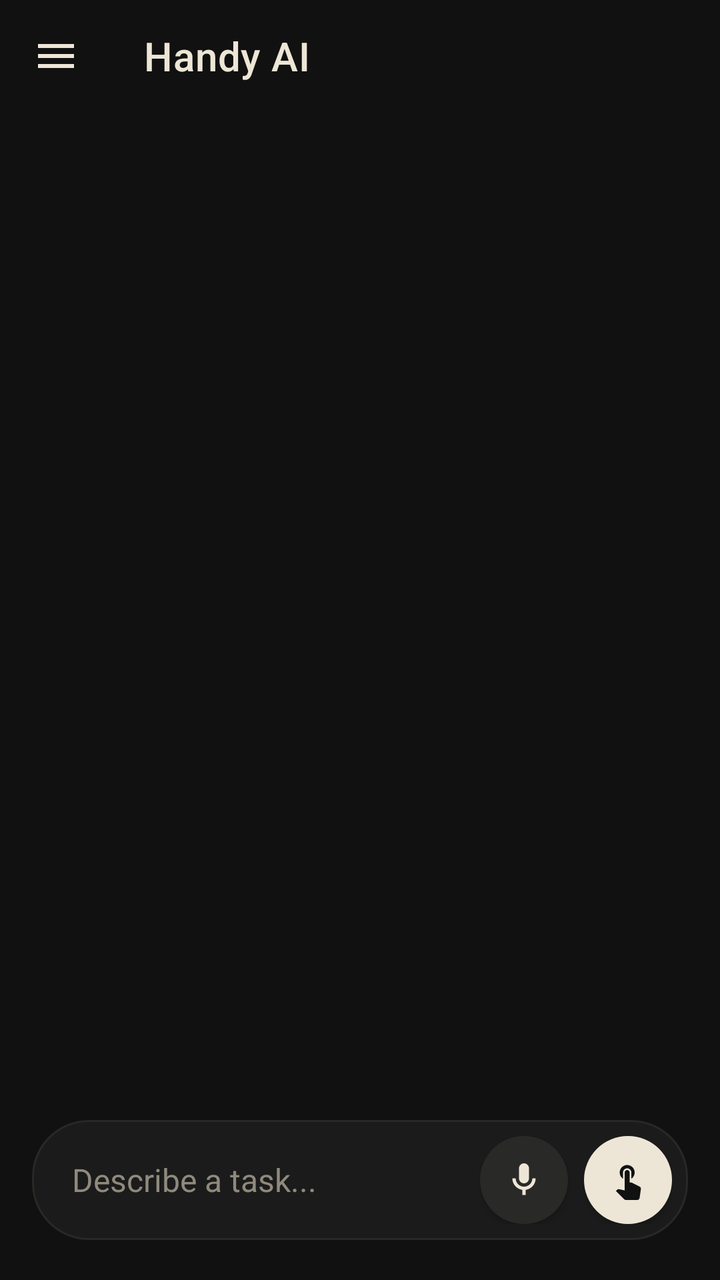
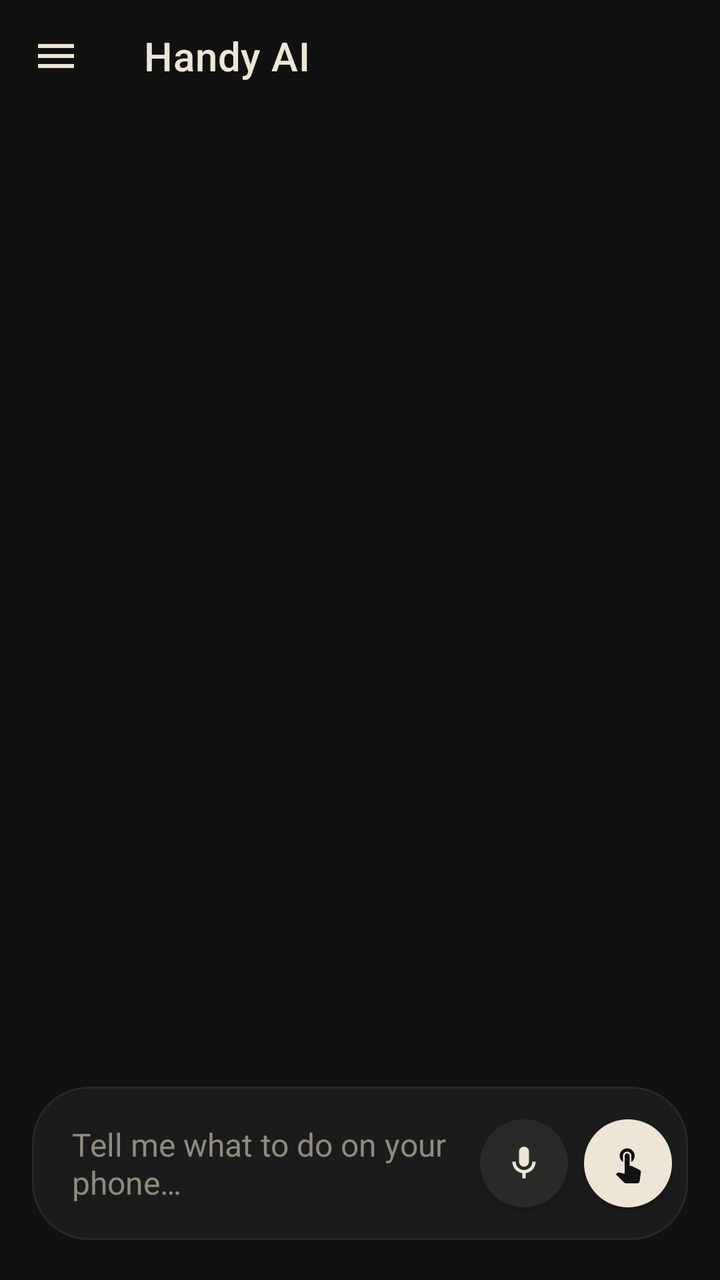

Screens rendered from an Android XML layout before and after an edit, with the pre-edit source and the edit as a unified diff.
<!-- AndroidManifest.xml: application theme Theme.ClaudePhoneAgent -->
<!-- res/layout/activity_main.xml -->
<?xml version="1.0" encoding="utf-8"?>
<androidx.drawerlayout.widget.DrawerLayout xmlns:android="http://schemas.android.com/apk/res/android"
    xmlns:app="http://schemas.android.com/apk/res-auto"
    android:id="@+id/drawerLayout"
    android:layout_width="match_parent"
    android:layout_height="match_parent"
    android:fitsSystemWindows="true">

    
    <androidx.constraintlayout.widget.ConstraintLayout
        android:layout_width="match_parent"
        android:layout_height="match_parent"
        android:background="@color/bg">

        <com.google.android.material.appbar.MaterialToolbar
            android:id="@+id/toolbar"
            android:layout_width="match_parent"
            android:layout_height="wrap_content"
            android:background="@android:color/transparent"
            app:layout_constraintTop_toTopOf="parent"
            app:navigationIcon="@drawable/ic_menu"
            app:navigationIconTint="@color/text_primary"
            app:title="@string/app_name"
            app:titleTextColor="@color/text_primary" />

        <TextView
            android:id="@+id/statusChip"
            android:layout_width="wrap_content"
            android:layout_height="wrap_content"
            android:layout_marginTop="4dp"
            android:background="@drawable/bg_action_chip"
            android:paddingHorizontal="12dp"
            android:paddingVertical="4dp"
            android:text="@string/status_idle"
            android:textColor="@color/text_secondary"
            android:textSize="11sp"
            android:visibility="gone"
            app:layout_constraintEnd_toEndOf="parent"
            app:layout_constraintStart_toStartOf="parent"
            app:layout_constraintTop_toBottomOf="@id/toolbar" />

        
        <LinearLayout
            android:id="@+id/setupActions"
            android:layout_width="match_parent"
            android:layout_height="wrap_content"
            android:layout_marginHorizontal="20dp"
            android:orientation="vertical"
            android:visibility="gone"
            app:layout_constraintTop_toBottomOf="@id/statusChip">

            <com.google.android.material.button.MaterialButton
                android:id="@+id/addKeyButton"
                style="@style/Widget.MaterialComponents.Button.OutlinedButton"
                android:layout_width="match_parent"
                android:layout_height="wrap_content"
                android:text="@string/add_api_key"
                android:textColor="@color/accent"
                android:visibility="gone"
                app:cornerRadius="24dp"
                app:strokeColor="@color/border_soft" />

            <com.google.android.material.button.MaterialButton
                android:id="@+id/grantAccessibilityButton"
                style="@style/Widget.MaterialComponents.Button.OutlinedButton"
                android:layout_width="match_parent"
                android:layout_height="wrap_content"
                android:text="@string/grant_accessibility_short"
                android:textColor="@color/accent"
                android:visibility="gone"
                app:cornerRadius="24dp"
                app:strokeColor="@color/border_soft" />
        </LinearLayout>

        
        <TextView
            android:id="@+id/heroText"
            android:layout_width="0dp"
            android:layout_height="wrap_content"
            android:layout_marginHorizontal="24dp"
            android:fontFamily="serif"
            android:gravity="center"
            android:text="@string/hero_prompt"
            android:textColor="@color/text_primary"
            android:textSize="30sp"
            android:visibility="gone"
            app:layout_constraintBottom_toTopOf="@id/inputContainer"
            app:layout_constraintEnd_toEndOf="parent"
            app:layout_constraintStart_toStartOf="parent"
            app:layout_constraintTop_toBottomOf="@id/statusChip"
            app:layout_constraintVertical_bias="0.4" />

        
        <androidx.recyclerview.widget.RecyclerView
            android:id="@+id/chatList"
            android:layout_width="match_parent"
            android:layout_height="0dp"
            android:clipToPadding="false"
            android:paddingHorizontal="12dp"
            android:paddingTop="8dp"
            android:paddingBottom="12dp"
            app:layout_constraintBottom_toTopOf="@id/inputContainer"
            app:layout_constraintTop_toBottomOf="@id/statusChip" />

        
        <LinearLayout
            android:id="@+id/inputContainer"
            android:layout_width="match_parent"
            android:layout_height="wrap_content"
            android:layout_marginHorizontal="16dp"
            android:layout_marginBottom="20dp"
            android:background="@drawable/bg_input_pill"
            android:gravity="center_vertical"
            android:orientation="horizontal"
            android:paddingStart="20dp"
            android:paddingEnd="8dp"
            android:paddingVertical="8dp"
            app:layout_constraintBottom_toBottomOf="parent">

            <EditText
                android:id="@+id/taskInput"
                android:layout_width="0dp"
                android:layout_height="wrap_content"
                android:layout_weight="1"
                android:background="@null"
                android:hint="@string/task_hint_short"
                android:inputType="textMultiLine|textCapSentences"
                android:maxLines="5"
                android:paddingVertical="10dp"
                android:textColor="@color/text_primary"
                android:textColorHint="@color/text_secondary"
                android:textSize="16sp" />

            <com.google.android.material.button.MaterialButton
                android:id="@+id/micButton"
                android:layout_width="44dp"
                android:layout_height="44dp"
                android:layout_marginStart="8dp"
                android:contentDescription="@string/voice_prompt"
                android:insetTop="0dp"
                android:insetBottom="0dp"
                android:padding="0dp"
                app:backgroundTint="@color/bg_elevated"
                app:cornerRadius="22dp"
                app:icon="@drawable/ic_mic"
                app:iconGravity="textStart"
                app:iconPadding="0dp"
                app:iconSize="20dp"
                app:iconTint="@color/text_primary" />

            <com.google.android.material.button.MaterialButton
                android:id="@+id/actionButton"
                android:layout_width="44dp"
                android:layout_height="44dp"
                android:layout_marginStart="8dp"
                android:insetTop="0dp"
                android:insetBottom="0dp"
                android:padding="0dp"
                app:backgroundTint="@color/accent"
                app:cornerRadius="22dp"
                app:icon="@drawable/ic_send"
                app:iconGravity="textStart"
                app:iconPadding="0dp"
                app:iconSize="20dp"
                app:iconTint="@color/on_accent" />
        </LinearLayout>

    </androidx.constraintlayout.widget.ConstraintLayout>

    
    <include
        layout="@layout/nav_drawer"
        android:layout_width="300dp"
        android:layout_height="match_parent"
        android:layout_gravity="start" />

</androidx.drawerlayout.widget.DrawerLayout>
<!-- res/layout/nav_drawer.xml (included above) -->
<?xml version="1.0" encoding="utf-8"?>
<LinearLayout xmlns:android="http://schemas.android.com/apk/res/android"
    xmlns:app="http://schemas.android.com/apk/res-auto"
    android:layout_width="match_parent"
    android:layout_height="match_parent"
    android:background="@color/bg"
    android:fitsSystemWindows="true"
    android:orientation="vertical">

    <TextView
        android:layout_width="match_parent"
        android:layout_height="wrap_content"
        android:fontFamily="serif"
        android:paddingHorizontal="20dp"
        android:paddingTop="24dp"
        android:paddingBottom="8dp"
        android:text="@string/app_name"
        android:textColor="@color/text_primary"
        android:textSize="20sp" />

    <com.google.android.material.button.MaterialButton
        android:id="@+id/newSessionButton"
        style="@style/Widget.MaterialComponents.Button.OutlinedButton"
        android:layout_width="match_parent"
        android:layout_height="wrap_content"
        android:layout_marginHorizontal="12dp"
        android:layout_marginTop="8dp"
        android:text="@string/new_chat"
        android:textColor="@color/text_primary"
        app:cornerRadius="14dp"
        app:icon="@drawable/ic_plus"
        app:iconGravity="textStart"
        app:iconTint="@color/text_primary"
        app:strokeColor="@color/border_soft" />

    <TextView
        android:layout_width="match_parent"
        android:layout_height="wrap_content"
        android:paddingHorizontal="20dp"
        android:paddingTop="20dp"
        android:paddingBottom="4dp"
        android:text="@string/recent_chats"
        android:textAllCaps="true"
        android:textColor="@color/text_muted"
        android:textSize="11sp" />

    <androidx.recyclerview.widget.RecyclerView
        android:id="@+id/sessionsList"
        android:layout_width="match_parent"
        android:layout_height="0dp"
        android:layout_weight="1"
        android:paddingHorizontal="8dp"
        android:paddingBottom="16dp" />
</LinearLayout>
<!-- resources referenced by this layout -->
<resources>
  <color name="accent">#FFEDE6D6</color>
  <color name="bg">#FF111111</color>
  <color name="bg_elevated">#FF1B1B1B</color>
  <color name="border_soft">#FF2A2825</color>
  <color name="on_accent">#FF111111</color>
  <color name="text_muted">#FF5F5B51</color>
  <color name="text_primary">#FFEDE6D6</color>
  <color name="text_secondary">#FF8F8A7D</color>
  <!-- drawable bg_action_chip (drawable) -->
  <?xml version="1.0" encoding="utf-8"?>
  <shape xmlns:android="http://schemas.android.com/apk/res/android"
      android:shape="rectangle">
      <solid android:color="@color/bg_elevated" />
      <stroke android:width="1dp" android:color="@color/border_soft" />
      <corners android:radius="10dp" />
  </shape>
  <!-- drawable bg_input_pill (drawable) -->
  <?xml version="1.0" encoding="utf-8"?>
  <shape xmlns:android="http://schemas.android.com/apk/res/android"
      android:shape="rectangle">
      <solid android:color="@color/bg_pill" />
      <corners android:radius="28dp" />
      <stroke android:width="1dp" android:color="@color/border_soft" />
  </shape>
  <!-- drawable ic_menu (drawable) -->
  <vector xmlns:android="http://schemas.android.com/apk/res/android"
      android:width="24dp"
      android:height="24dp"
      android:viewportWidth="24"
      android:viewportHeight="24"
      android:tint="@color/text_primary">
      <path
          android:fillColor="@android:color/white"
          android:pathData="M3,18h18v-2H3v2zM3,13h18v-2H3v2zM3,6v2h18V6H3z" />
  </vector>
  <!-- drawable ic_mic (drawable) -->
  <?xml version="1.0" encoding="utf-8"?>
  <vector xmlns:android="http://schemas.android.com/apk/res/android"
      android:width="24dp"
      android:height="24dp"
      android:viewportWidth="24"
      android:viewportHeight="24">
      <path
          android:fillColor="#FFFFFFFF"
          android:pathData="M12,14c1.66,0 3,-1.34 3,-3V5c0,-1.66 -1.34,-3 -3,-3S9,3.34 9,5v6c0,1.66 1.34,3 3,3zM17,11c0,2.76 -2.24,5 -5,5s-5,-2.24 -5,-5H5c0,3.53 2.61,6.43 6,6.92V21h2v-3.08c3.39,-0.49 6,-3.39 6,-6.92h-2z" />
  </vector>
  <!-- drawable ic_plus (drawable) -->
  <vector xmlns:android="http://schemas.android.com/apk/res/android"
      android:width="20dp"
      android:height="20dp"
      android:viewportWidth="24"
      android:viewportHeight="24"
      android:tint="@color/text_primary">
      <path
          android:fillColor="@android:color/white"
          android:pathData="M19,13h-6v6h-2v-6H5v-2h6V5h2v6h6v2z" />
  </vector>
  <string name="add_api_key">Add API key</string>
  <string name="app_name">Handy AI</string>
  <string name="grant_accessibility_short">Grant accessibility</string>
  <string name="hero_prompt">Point me at\na task.</string>
  <string name="new_chat">New chat</string>
  <string name="recent_chats">Recent chats</string>
  <string name="status_idle">Idle</string>
  <string name="task_hint_short">Describe a task...</string>
  <string name="voice_prompt">Describe the task</string>
  <color name="bg_pill">#FF1B1B1B</color>
  <color name="accent_dark">#FFD5CFBF</color>
  <!-- unchanged entries left out for length: 2 -->
</resources>

<!-- the commit's change to res/layout/activity_main.xml (unified diff, before → after) -->
@@ -73,22 +73,84 @@
         </LinearLayout>
 
         
-        <TextView
+        <ScrollView
             android:id="@+id/heroText"
             android:layout_width="0dp"
-            android:layout_height="wrap_content"
-            android:layout_marginHorizontal="24dp"
-            android:fontFamily="serif"
-            android:gravity="center"
-            android:text="@string/hero_prompt"
-            android:textColor="@color/text_primary"
-            android:textSize="30sp"
+            android:layout_height="0dp"
+            android:fillViewport="true"
             android:visibility="gone"
             app:layout_constraintBottom_toTopOf="@id/inputContainer"
             app:layout_constraintEnd_toEndOf="parent"
             app:layout_constraintStart_toStartOf="parent"
-            app:layout_constraintTop_toBottomOf="@id/statusChip"
-            app:layout_constraintVertical_bias="0.4" />
+            app:layout_constraintTop_toBottomOf="@id/statusChip">
+
+            <LinearLayout
+                android:layout_width="match_parent"
+                android:layout_height="wrap_content"
+                android:layout_gravity="center"
+                android:gravity="center_vertical"
+                android:orientation="vertical"
+                android:paddingHorizontal="28dp"
+                android:paddingTop="24dp"
+                android:paddingBottom="24dp">
+
+                <TextView
+                    android:layout_width="match_parent"
+                    android:layout_height="wrap_content"
+                    android:fontFamily="serif"
+                    android:gravity="center"
+                    android:lineSpacingExtra="2dp"
+                    android:text="@string/hero_prompt"
+                    android:textColor="@color/text_primary"
+                    android:textSize="30sp" />
+
+                <TextView
+                    android:layout_width="match_parent"
+                    android:layout_height="wrap_content"
+                    android:layout_marginTop="14dp"
+                    android:gravity="center"
+                    android:lineSpacingExtra="2dp"
+                    android:text="@string/hero_subtitle"
+                    android:textColor="@color/text_secondary"
+                    android:textSize="14sp" />
+
+                
+                <LinearLayout
+                    android:id="@+id/heroExamples"
+                    android:layout_width="match_parent"
+                    android:layout_height="wrap_content"
+                    android:layout_marginTop="32dp"
+                    android:orientation="vertical"
+                    android:visibility="gone">
+
+                    <TextView
+                        android:layout_width="match_parent"
+                        android:layout_height="wrap_content"
+                        android:text="@string/hero_example_1"
+                        android:textColor="@color/text_muted"
+                        android:textSize="13sp"
+                        android:textStyle="italic" />
+
+                    <TextView
+                        android:layout_width="match_parent"
+                        android:layout_height="wrap_content"
+                        android:layout_marginTop="6dp"
+                        android:text="@string/hero_example_2"
+                        android:textColor="@color/text_muted"
+                        android:textSize="13sp"
+                        android:textStyle="italic" />
+
+                    <TextView
+                        android:layout_width="match_parent"
+                        android:layout_height="wrap_content"
+                        android:layout_marginTop="6dp"
+                        android:text="@string/hero_example_3"
+                        android:textColor="@color/text_muted"
+                        android:textSize="13sp"
+                        android:textStyle="italic" />
+                </LinearLayout>
+            </LinearLayout>
+        </ScrollView>
 
         
         <androidx.recyclerview.widget.RecyclerView
@@ -101,6 +163,76 @@
             android:paddingBottom="12dp"
             app:layout_constraintBottom_toTopOf="@id/inputContainer"
             app:layout_constraintTop_toBottomOf="@id/statusChip" />
+
+        
+        <LinearLayout
+            android:id="@+id/keySetupBar"
+            android:layout_width="match_parent"
+            android:layout_height="wrap_content"
+            android:layout_marginHorizontal="16dp"
+            android:layout_marginBottom="8dp"
+            android:orientation="vertical"
+            android:visibility="gone"
+            app:layout_constraintBottom_toTopOf="@id/inputContainer">
+
+            <com.google.android.material.button.MaterialButton
+                android:id="@+id/getKeyLink"
+                style="@style/Widget.MaterialComponents.Button.TextButton"
+                android:layout_width="wrap_content"
+                android:layout_height="wrap_content"
+                android:layout_gravity="start"
+                android:layout_marginStart="-8dp"
+                android:layout_marginBottom="4dp"
+                android:minHeight="0dp"
+                android:paddingHorizontal="8dp"
+                android:paddingVertical="4dp"
+                android:text="@string/get_key_link"
+                android:textAllCaps="false"
+                android:textColor="@color/accent"
+                android:textSize="12sp" />
+
+            <LinearLayout
+                android:layout_width="match_parent"
+                android:layout_height="wrap_content"
+                android:background="@drawable/bg_input_pill"
+                android:gravity="center_vertical"
+                android:orientation="horizontal"
+                android:paddingStart="20dp"
+                android:paddingEnd="6dp"
+                android:paddingVertical="6dp">
+
+                <EditText
+                    android:id="@+id/keyBarInput"
+                    android:layout_width="0dp"
+                    android:layout_height="wrap_content"
+                    android:layout_weight="1"
+                    android:autofillHints="password"
+                    android:background="@null"
+                    android:hint="@string/api_key_bar_hint"
+                    android:inputType="textPassword"
+                    android:maxLines="1"
+                    android:paddingVertical="10dp"
+                    android:textColor="@color/text_primary"
+                    android:textColorHint="@color/text_secondary"
+                    android:textSize="15sp" />
+
+                <com.google.android.material.button.MaterialButton
+                    android:id="@+id/keyBarSaveButton"
+                    android:layout_width="wrap_content"
+                    android:layout_height="40dp"
+                    android:layout_marginStart="8dp"
+                    android:insetTop="0dp"
+                    android:insetBottom="0dp"
+                    android:minWidth="0dp"
+                    android:paddingHorizontal="16dp"
+                    android:text="@string/save_api_key"
+                    android:textAllCaps="false"
+                    android:textColor="@color/on_accent"
+                    android:textSize="14sp"
+                    app:backgroundTint="@color/accent"
+                    app:cornerRadius="20dp" />
+            </LinearLayout>
+        </LinearLayout>
 
         
         <LinearLayout
<!-- resource entries referenced after the edit -->
@@ -58,13 +58,20 @@
           android:pathData="M19,13h-6v6h-2v-6H5v-2h6V5h2v6h6v2z" />
   </vector>
   <string name="add_api_key">Add API key</string>
+  <string name="api_key_bar_hint">Paste your Anthropic API key to start</string>
   <string name="app_name">Handy AI</string>
+  <string name="get_key_link">Get a key → console.anthropic.com</string>
   <string name="grant_accessibility_short">Grant accessibility</string>
-  <string name="hero_prompt">Point me at\na task.</string>
+  <string name="hero_example_1">\"Message Sarah on WhatsApp that I\'m running late.\"</string>
+  <string name="hero_example_2">\"Open Instagram and save the top post on my feed.\"</string>
+  <string name="hero_example_3">\"Search Google Maps for sushi near me.\"</string>
+  <string name="hero_prompt">What should I do on your phone?</string>
+  <string name="hero_subtitle">Type or tap the mic. I\'ll open the apps, tap, type, and swipe until it\'s done.</string>
   <string name="new_chat">New chat</string>
   <string name="recent_chats">Recent chats</string>
+  <string name="save_api_key">Save key</string>
   <string name="status_idle">Idle</string>
-  <string name="task_hint_short">Describe a task...</string>
+  <string name="task_hint_short">Tell me what to do on your phone…</string>
   <string name="voice_prompt">Describe the task</string>
   <color name="bg_pill">#FF1B1B1B</color>
   <color name="accent_dark">#FFD5CFBF</color>
